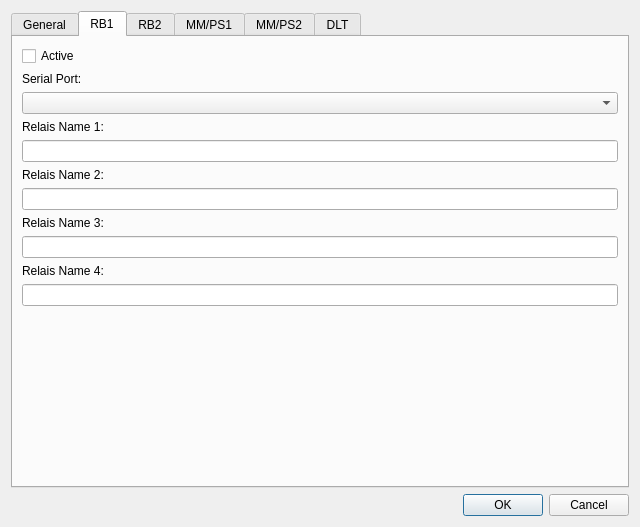
This is settingsdialog.ui in alexmucde/DLTPower as Qt 5 draws it before an edit. The edited form follows.
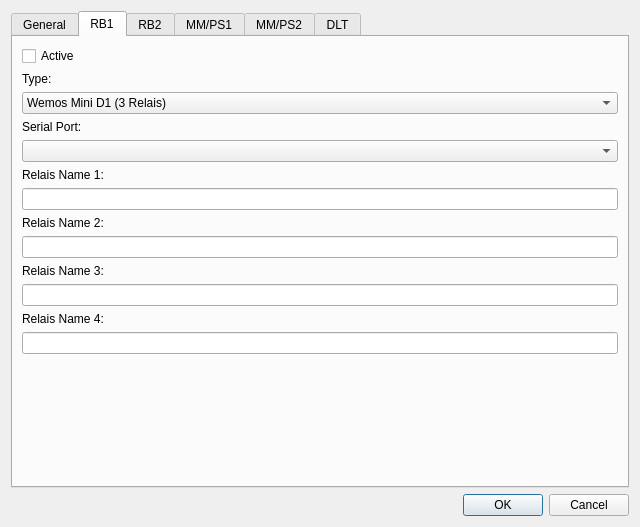
This is the edited form. The open tabs and pages were chosen to show the change.

Commit message: Support Arduino boards setting DTR to true

Patch:
```diff
--- a/settingsdialog.ui
+++ b/settingsdialog.ui
@@ -98,6 +98,32 @@
          </property>
         </widget>
        </item>
+       <item>
+        <widget class="QLabel" name="label_22">
+         <property name="text">
+          <string>Type:</string>
+         </property>
+        </widget>
+       </item>
+       <item>
+        <widget class="QComboBox" name="comboBoxRelaisBoardType1">
+         <item>
+          <property name="text">
+           <string>Wemos Mini D1 (3 Relais)</string>
+          </property>
+         </item>
+         <item>
+          <property name="text">
+           <string>Wemos D1 (4 Relais)</string>
+          </property>
+         </item>
+         <item>
+          <property name="text">
+           <string>Arduino Boards</string>
+          </property>
+         </item>
+        </widget>
+       </item>
        <item>
         <widget class="QLabel" name="label">
          <property name="text">
```
Left out of the diff: 26 changed lines with no effect on the pictures. The commit also changes 5 other files.
